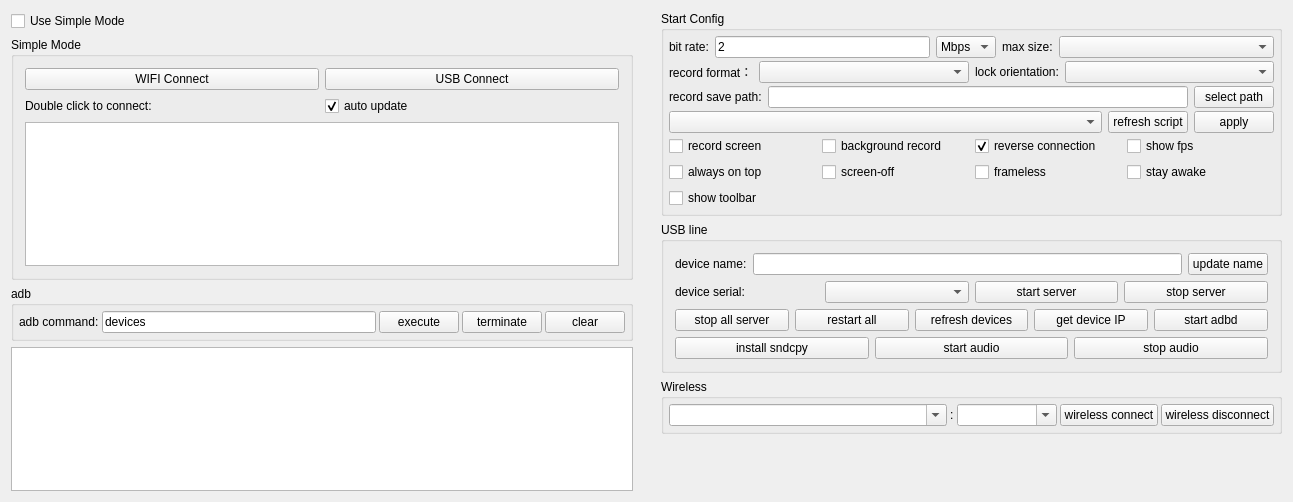
The window that QtScrcpy/ui/dialog.ui (mazi-wan/QtScrcpy) describes before a commit, drawn with Qt 5.
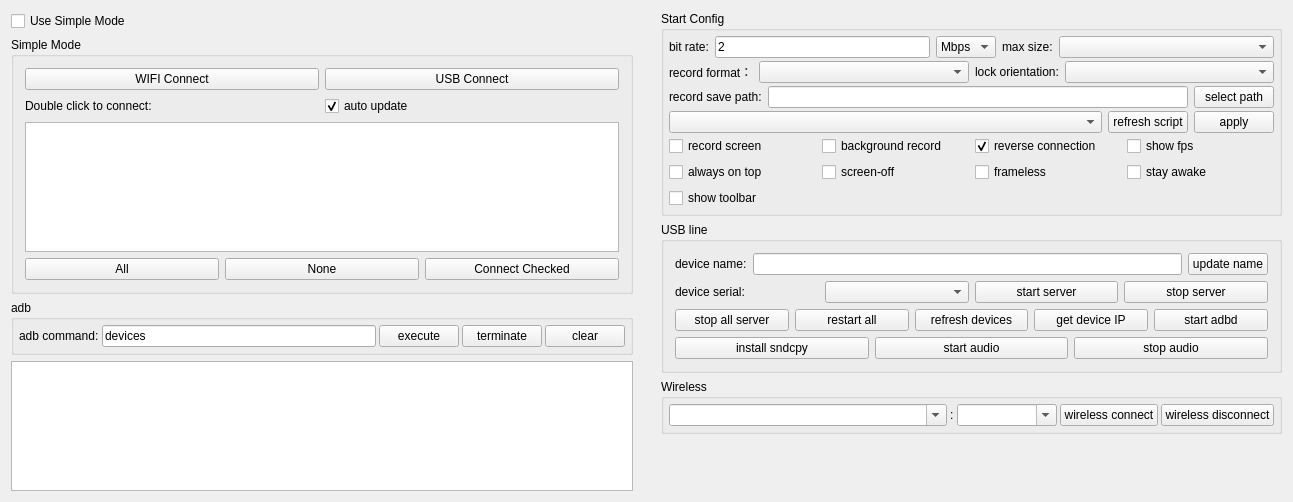
The same window after the commit.

Commit message:
feat: pinned buttons, device checkboxes with saved state, consistent naming
- Pin Stop All / Restart All buttons in a fixed header above the scrollable panel (Change 1)
- Add Select All / None / Connect Checked buttons below device list with checkbox state persisted via Config (Change 2)
- Normalize device display names to {model}-{serial} in both -l and auto-update paths (Change 3)

Diff of the .ui file:
```diff
--- a/QtScrcpy/ui/dialog.ui
+++ b/QtScrcpy/ui/dialog.ui
@@ -145,6 +145,31 @@
            </property>
           </widget>
          </item>
+         <item>
+          <widget class="QWidget" name="deviceCheckBtnsWidget" native="true">
+           <layout class="QHBoxLayout" name="deviceCheckBtnsLayout">
+            <property name="leftMargin"><number>0</number></property>
+            <property name="topMargin"><number>0</number></property>
+            <property name="rightMargin"><number>0</number></property>
+            <property name="bottomMargin"><number>0</number></property>
+            <item>
+             <widget class="QPushButton" name="selectAllDevicesBtn">
+              <property name="text"><string>All</string></property>
+             </widget>
+            </item>
+            <item>
+             <widget class="QPushButton" name="deselectAllDevicesBtn">
+              <property name="text"><string>None</string></property>
+             </widget>
+            </item>
+            <item>
+             <widget class="QPushButton" name="connectCheckedBtn">
+              <property name="text"><string>Connect Checked</string></property>
+             </widget>
+            </item>
+           </layout>
+          </widget>
+         </item>
         </layout>
        </widget>
       </item>
```
The commit also changes 4 other files.
